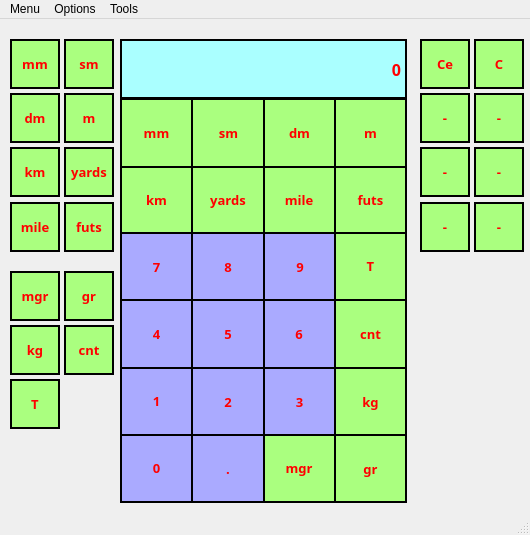
First picture: the form in Multifunctional calculator/converter.ui, repository PavelRudenya730501/Project, before the edit.
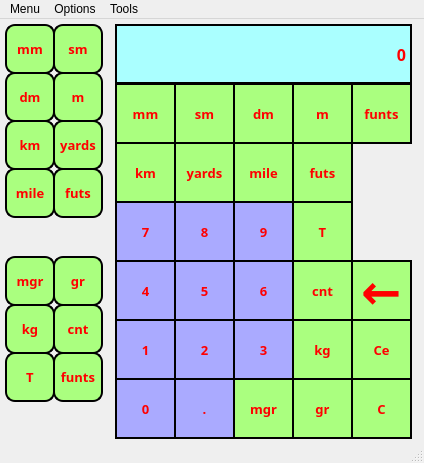
Second picture: the form after the edit.

```diff
--- a/Multifunctional calculator/converter.ui
+++ b/Multifunctional calculator/converter.ui
@@ -6,8 +6,8 @@
    <rect>
     <x>0</x>
     <y>0</y>
-    <width>530</width>
-    <height>535</height>
+    <width>424</width>
+    <height>463</height>
    </rect>
   </property>
   <property name="windowTitle">
@@ -17,10 +17,10 @@
    <widget class="QPushButton" name="pushButton_8">
     <property name="geometry">
      <rect>
-      <x>191</x>
-      <y>213</y>
-      <width>74</width>
-      <height>70</height>
+      <x>174</x>
+      <y>182</y>
+      <width>61</width>
+      <height>61</height>
      </rect>
     </property>
     <property name="sizePolicy">
@@ -49,10 +49,10 @@
    <widget class="QPushButton" name="miligram">
     <property name="geometry">
      <rect>
-      <x>262</x>
-      <y>414</y>
-      <width>74</width>
-      <height>70</height>
+      <x>233</x>
+      <y>359</y>
+      <width>61</width>
+      <height>61</height>
      </rect>
     </property>
     <property name="sizePolicy">
@@ -81,10 +81,10 @@
    <widget class="QPushButton" name="pushButton_0">
     <property name="geometry">
      <rect>
-      <x>120</x>
-      <y>414</y>
-      <width>73</width>
-      <height>70</height>
+      <x>115</x>
+      <y>359</y>
+      <width>61</width>
+      <height>61</height>
      </rect>
     </property>
     <property name="sizePolicy">
@@ -113,10 +113,10 @@
    <widget class="QPushButton" name="pushButton_9">
     <property name="geometry">
      <rect>
-      <x>263</x>
-      <y>213</y>
-      <width>74</width>
-      <height>70</height>
+      <x>233</x>
+      <y>182</y>
+      <width>61</width>
+      <height>61</height>
      </rect>
     </property>
     <property name="sizePolicy">
@@ -145,10 +145,10 @@
    <widget class="QPushButton" name="pushButton_1">
     <property name="geometry">
      <rect>
-      <x>120</x>
-      <y>347</y>
-      <width>73</width>
-      <height>70</height>
+      <x>115</x>
+      <y>300</y>
+      <width>61</width>
+      <height>61</height>
      </rect>
     </property>
     <property name="sizePolicy">
@@ -177,10 +177,10 @@
    <widget class="QPushButton" name="miles">
     <property name="geometry">
      <rect>
-      <x>262</x>
-      <y>147</y>
-      <width>74</width>
-      <height>68</height>
+      <x>233</x>
+      <y>123</y>
+      <width>61</width>
+      <height>61</height>
      </rect>
     </property>
     <property name="sizePolicy">
@@ -209,9 +209,9 @@
    <widget class="QLabel" name="label">
     <property name="geometry">
      <rect>
-      <x>120</x>
-      <y>20</y>
-      <width>287</width>
+      <x>115</x>
+      <y>5</y>
+      <width>297</width>
       <height>60</height>
      </rect>
     </property>
@@ -244,10 +244,10 @@
    <widget class="QPushButton" name="pushButton_6">
     <property name="geometry">
      <rect>
-      <x>262</x>
-      <y>280</y>
-      <width>74</width>
-      <height>70</height>
+      <x>233</x>
+      <y>241</y>
+      <width>61</width>
+      <height>61</height>
      </rect>
     </property>
     <property name="sizePolicy">
@@ -276,10 +276,10 @@
    <widget class="QPushButton" name="meters">
     <property name="geometry">
      <rect>
-      <x>334</x>
-      <y>79</y>
-      <width>73</width>
-      <height>70</height>
+      <x>292</x>
+      <y>64</y>
+      <width>61</width>
+      <height>61</height>
      </rect>
     </property>
     <property name="sizePolicy">
@@ -308,10 +308,10 @@
    <widget class="QPushButton" name="gram">
     <property name="geometry">
      <rect>
-      <x>334</x>
-      <y>415</y>
-      <width>73</width>
-      <height>69</height>
+      <x>292</x>
+      <y>359</y>
+      <width>61</width>
+      <height>61</height>
      </rect>
     </property>
     <property name="sizePolicy">
@@ -340,10 +340,10 @@
    <widget class="QPushButton" name="smeters">
     <property name="geometry">
      <rect>
-      <x>191</x>
-      <y>79</y>
-      <width>75</width>
-      <height>70</height>
+      <x>174</x>
+      <y>64</y>
+      <width>61</width>
+      <height>61</height>
      </rect>
     </property>
     <property name="sizePolicy">
@@ -372,10 +372,10 @@
    <widget class="QPushButton" name="kilometers">
     <property name="geometry">
      <rect>
-      <x>120</x>
-      <y>146</y>
-      <width>73</width>
-      <height>70</height>
+      <x>115</x>
+      <y>123</y>
+      <width>61</width>
+      <height>61</height>
      </rect>
     </property>
     <property name="sizePolicy">
@@ -404,10 +404,10 @@
    <widget class="QPushButton" name="centner">
     <property name="geometry">
      <rect>
-      <x>334</x>
-      <y>280</y>
-      <width>73</width>
-      <height>70</height>
+      <x>292</x>
+      <y>241</y>
+      <width>61</width>
+      <height>61</height>
      </rect>
     </property>
     <property name="sizePolicy">
@@ -436,10 +436,10 @@
    <widget class="QPushButton" name="tona">
     <property name="geometry">
      <rect>
-      <x>334</x>
-      <y>212</y>
-      <width>73</width>
-      <height>70</height>
+      <x>292</x>
+      <y>182</y>
+      <width>61</width>
+      <height>61</height>
      </rect>
     </property>
     <property name="sizePolicy">
@@ -468,10 +468,10 @@
    <widget class="QPushButton" name="futs">
     <property name="geometry">
      <rect>
-      <x>334</x>
-      <y>147</y>
-      <width>73</width>
-      <height>68</height>
+      <x>292</x>
+      <y>123</y>
+      <width>61</width>
+      <height>61</height>
      </rect>
     </property>
     <property name="sizePolicy">
@@ -500,10 +500,10 @@
    <widget class="QPushButton" name="pushButton_5">
     <property name="geometry">
      <rect>
-      <x>191</x>
-      <y>280</y>
-      <width>74</width>
-      <height>70</height>
+      <x>174</x>
+      <y>241</y>
+      <width>61</width>
+      <height>61</height>
      </rect>
     </property>
     <property name="sizePolicy">
@@ -532,10 +532,10 @@
    <widget class="QPushButton" name="decimeters">
     <property name="geometry">
      <rect>
-      <x>263</x>
-      <y>79</y>
-      <width>73</width>
-      <height>70</height>
+      <x>233</x>
+      <y>64</y>
+      <width>61</width>
+      <height>61</height>
      </rect>
     </property>
     <property name="sizePolicy">
@@ -564,10 +564,10 @@
    <widget class="QPushButton" name="milimeters">
     <property name="geometry">
      <rect>
-      <x>120</x>
-      <y>79</y>
-      <width>73</width>
-      <height>70</height>
+      <x>115</x>
+      <y>64</y>
+      <width>61</width>
+      <height>61</height>
      </rect>
     </property>
     <property name="sizePolicy">
@@ -596,10 +596,10 @@
    <widget class="QPushButton" name="pushButton_7">
     <property name="geometry">
      <rect>
-      <x>120</x>
-      <y>213</y>
-      <width>73</width>
-      <height>70</height>
+      <x>115</x>
+      <y>182</y>
+      <width>61</width>
+      <height>61</height>
      </rect>
     </property>
     <property name="sizePolicy">
@@ -628,10 +628,10 @@
    <widget class="QPushButton" name="pushButton_2">
     <property name="geometry">
      <rect>
-      <x>191</x>
-      <y>348</y>
-      <width>74</width>
-      <height>69</height>
+      <x>174</x>
+      <y>300</y>
+      <width>61</width>
+      <height>61</height>
      </rect>
     </property>
     <property name="sizePolicy">
@@ -660,10 +660,10 @@
    <widget class="QPushButton" name="dot">
     <property name="geometry">
      <rect>
-      <x>191</x>
-      <y>415</y>
-      <width>74</width>
-      <height>69</height>
+      <x>174</x>
+      <y>359</y>
+      <width>61</width>
+      <height>61</height>
      </rect>
     </property>
     <property name="sizePolicy">
@@ -692,10 +692,10 @@
    <widget class="QPushButton" name="yards">
     <property name="geometry">
      <rect>
-      <x>191</x>
-      <y>147</y>
-      <width>74</width>
-      <height>68</height>
+      <x>174</x>
+      <y>123</y>
+      <width>61</width>
+      <height>61</height>
      </rect>
     </property>
     <property name="sizePolicy">
@@ -724,10 +724,10 @@
    <widget class="QPushButton" name="kilogram">
     <property name="geometry">
      <rect>
-      <x>334</x>
-      <y>348</y>
-      <width>73</width>
-      <height>69</height>
+      <x>292</x>
+      <y>300</y>
+      <width>61</width>
+      <height>61</height>
      </rect>
     </property>
     <property name="sizePolicy">
@@ -756,10 +756,10 @@
    <widget class="QPushButton" name="pushButton_3">
     <property name="geometry">
      <rect>
-      <x>263</x>
-      <y>348</y>
-      <width>73</width>
-      <height>69</height>
+      <x>233</x>
+      <y>300</y>
+      <width>61</width>
+      <height>61</height>
      </rect>
     </property>
     <property name="sizePolicy">
@@ -788,10 +788,10 @@
    <widget class="QPushButton" name="pushButton_4">
     <property name="geometry">
      <rect>
-      <x>120</x>
-      <y>280</y>
-      <width>73</width>
-      <height>70</height>
+      <x>115</x>
+      <y>241</y>
+      <width>61</width>
+      <height>61</height>
      </rect>
     </property>
     <property name="sizePolicy">
@@ -820,8 +820,8 @@
    <widget class="QPushButton" name="mm_bar">
     <property name="geometry">
      <rect>
-      <x>10</x>
-      <y>20</y>
+      <x>5</x>
+      <y>5</y>
       <width>50</width>
       <height>50</height>
      </rect>
@@ -843,7 +843,8 @@
     <property name="styleSheet">
      <string notr="true">color: rgb(255, 0, 0);
 border: 2px solid black;
-background-color: rgb(170, 255, 127);</string>
+background-color: rgb(170, 255, 127);
+border-radius: 10px;</string>
     </property>
     <property name="text">
      <string>mm</string>
@@ -852,8 +853,8 @@
    <widget class="QPushButton" name="sm_bar">
     <property name="geometry">
      <rect>
-      <x>64</x>
-      <y>20</y>
+      <x>53</x>
+      <y>5</y>
       <width>50</width>
       <height>50</height>
      </rect>
@@ -875,7 +876,8 @@
     <property name="styleSheet">
      <string notr="true">color: rgb(255, 0, 0);
 border: 2px solid black;
-background-color: rgb(170, 255, 127);</string>
+background-color: rgb(170, 255, 127);
+border-radius: 10px;</string>
     </property>
     <property name="text">
      <string>sm</string>
@@ -884,8 +886,8 @@
    <widget class="QPushButton" name="met_bar">
     <property name="geometry">
      <rect>
-      <x>64</x>
-      <y>74</y>
+      <x>53</x>
+      <y>53</y>
       <width>50</width>
       <height>50</height>
      </rect>
@@ -907,7 +909,8 @@
     <property name="styleSheet">
      <string notr="true">color: rgb(255, 0, 0);
 border: 2px solid black;
-background-color: rgb(170, 255, 127);</string>
+background-color: rgb(170, 255, 127);
+border-radius: 10px;</string>
     </property>
     <property name="text">
      <string>m</string>
@@ -916,8 +919,8 @@
    <widget class="QPushButton" name="dm_bar">
     <property name="geometry">
      <rect>
-      <x>10</x>
-      <y>74</y>
+      <x>5</x>
+      <y>53</y>
       <width>50</width>
       <height>50</height>
      </rect>
@@ -939,7 +942,8 @@
     <property name="styleSheet">
      <string notr="true">color: rgb(255, 0, 0);
 border: 2px solid black;
-background-color: rgb(170, 255, 127);</string>
+background-color: rgb(170, 255, 127);
+border-radius: 10px;</string>
     </property>
     <property name="text">
      <string>dm</string>
@@ -948,8 +952,8 @@
    <widget class="QPushButton" name="km_bar">
     <property name="geometry">
      <rect>
-      <x>10</x>
-      <y>128</y>
+      <x>5</x>
+      <y>101</y>
       <width>50</width>
       <height>50</height>
      </rect>
@@ -971,7 +975,8 @@
     <property name="styleSheet">
      <string notr="true">color: rgb(255, 0, 0);
 border: 2px solid black;
-background-color: rgb(170, 255, 127);</string>
+background-color: rgb(170, 255, 127);
+border-radius: 10px;</string>
     </property>
     <property name="text">
      <string>km</string>
@@ -980,8 +985,8 @@
    <widget class="QPushButton" name="yard_bar">
     <property name="geometry">
      <rect>
-      <x>64</x>
-      <y>128</y>
+      <x>53</x>
+      <y>101</y>
       <width>50</width>
       <height>50</height>
      </rect>
@@ -1003,7 +1008,8 @@
     <property name="styleSheet">
      <string notr="true">color: rgb(255, 0, 0);
 border: 2px solid black;
-background-color: rgb(170, 255, 127);</string>
+background-color: rgb(170, 255, 127);
+border-radius: 10px;</string>
     </property>
     <property name="text">
      <string>yards</string>
@@ -1012,8 +1018,8 @@
    <widget class="QPushButton" name="mile_bar">
     <property name="geometry">
      <rect>
-      <x>10</x>
-      <y>183</y>
+      <x>5</x>
+      <y>149</y>
       <width>50</width>
       <height>50</height>
      </rect>
@@ -1035,7 +1041,8 @@
     <property name="styleSheet">
      <string notr="true">color: rgb(255, 0, 0);
 border: 2px solid black;
-background-color: rgb(170, 255, 127);</string>
+background-color: rgb(170, 255, 127);
+border-radius: 10px;</string>
     </property>
     <property name="text">
      <string>mile</string>
@@ -1044,8 +1051,8 @@
    <widget class="QPushButton" name="fut_bar">
     <property name="geometry">
      <rect>
-      <x>64</x>
-      <y>183</y>
+      <x>53</x>
+      <y>149</y>
       <width>50</width>
       <height>50</height>
      </rect>
@@ -1067,7 +1074,8 @@
     <property name="styleSheet">
      <string notr="true">color: rgb(255, 0, 0);
 border: 2px solid black;
-background-color: rgb(170, 255, 127);</string>
+background-color: rgb(170, 255, 127);
+border-radius: 10px;</string>
     </property>
     <property name="text">
      <string>futs</string>
@@ -1076,8 +1084,8 @@
    <widget class="QPushButton" name="cnt_bar">
     <property name="geometry">
      <rect>
-      <x>64</x>
-      <y>306</y>
+      <x>53</x>
+      <y>285</y>
       <width>50</width>
       <height>50</height>
      </rect>
@@ -1099,7 +1107,8 @@
     <property name="styleSheet">
      <string notr="true">color: rgb(255, 0, 0);
 border: 2px solid black;
-background-color: rgb(170, 255, 127);</string>
+background-color: rgb(170, 255, 127);
+border-radius: 10px;</string>
     </property>
     <property name="text">
      <string>cnt</string>
@@ -1108,8 +1117,8 @@
    <widget class="QPushButton" name="mgr_bar">
     <property name="geometry">
      <rect>
-      <x>10</x>
-      <y>252</y>
+      <x>5</x>
+      <y>237</y>
       <width>50</width>
       <height>50</height>
      </rect>
@@ -1131,7 +1140,8 @@
     <property name="styleSheet">
      <string notr="true">color: rgb(255, 0, 0);
 border: 2px solid black;
-background-color: rgb(170, 255, 127);</string>
+background-color: rgb(170, 255, 127);
+border-radius: 10px;</string>
     </property>
     <property name="text">
      <string>mgr</string>
@@ -1140,8 +1150,8 @@
    <widget class="QPushButton" name="kg_bar">
     <property name="geometry">
      <rect>
-      <x>10</x>
-      <y>306</y>
+      <x>5</x>
+      <y>285</y>
       <width>50</width>
       <height>50</height>
      </rect>
@@ -1163,7 +1173,8 @@
     <property name="styleSheet">
      <string notr="true">color: rgb(255, 0, 0);
 border: 2px solid black;
-background-color: rgb(170, 255, 127);</string>
+background-color: rgb(170, 255, 127);
+border-radius: 10px;</string>
     </property>
     <property name="text">
      <string>kg</string>
@@ -1172,8 +1183,8 @@
    <widget class="QPushButton" name="gr_bar">
     <property name="geometry">
      <rect>
-      <x>64</x>
-      <y>252</y>
+      <x>53</x>
+      <y>237</y>
       <width>50</width>
       <height>50</height>
      </rect>
@@ -1195,7 +1206,8 @@
     <property name="styleSheet">
      <string notr="true">color: rgb(255, 0, 0);
 border: 2px solid black;
-background-color: rgb(170, 255, 127);</string>
+background-color: rgb(170, 255, 127);
+border-radius: 10px;</string>
     </property>
     <property name="text">
      <string>gr</string>
@@ -1204,8 +1216,8 @@
    <widget class="QPushButton" name="ton_bar">
     <property name="geometry">
      <rect>
-      <x>10</x>
-      <y>360</y>
+      <x>5</x>
+      <y>333</y>
       <width>50</width>
       <height>50</height>
      </rect>
@@ -1227,147 +1239,20 @@
     <property name="styleSheet">
      <string notr="true">color: rgb(255, 0, 0);
 border: 2px solid black;
-background-color: rgb(170, 255, 127);</string>
+background-color: rgb(170, 255, 127);
+border-radius: 10px;</string>
     </property>
     <property name="text">
      <string>T</string>
     </property>
    </widget>
-   <widget class="QPushButton" name="milimeters_16">
-    <property name="geometry">
-     <rect>
-      <x>474</x>
-      <y>183</y>
-      <width>50</width>
-      <height>50</height>
-     </rect>
-    </property>
-    <property name="sizePolicy">
-     <sizepolicy hsizetype="Fixed" vsizetype="Fixed">
-      <horstretch>0</horstretch>
-      <verstretch>0</verstretch>
-     </sizepolicy>
-    </property>
-    <property name="font">
-     <font>
-      <family>Arial Black</family>
-      <pointsize>10</pointsize>
-      <weight>75</weight>
-      <bold>true</bold>
-     </font>
-    </property>
-    <property name="styleSheet">
-     <string notr="true">color: rgb(255, 0, 0);
-border: 2px solid black;
-background-color: rgb(170, 255, 127);</string>
-    </property>
-    <property name="text">
-     <string>-</string>
-    </property>
-   </widget>
-   <widget class="QPushButton" name="milimeters_9">
-    <property name="geometry">
-     <rect>
-      <x>474</x>
-      <y>128</y>
-      <width>50</width>
-      <height>50</height>
-     </rect>
-    </property>
-    <property name="sizePolicy">
-     <sizepolicy hsizetype="Fixed" vsizetype="Fixed">
-      <horstretch>0</horstretch>
-      <verstretch>0</verstretch>
-     </sizepolicy>
-    </property>
-    <property name="font">
-     <font>
-      <family>Arial Black</family>
-      <pointsize>10</pointsize>
-      <weight>75</weight>
-      <bold>true</bold>
-     </font>
-    </property>
-    <property name="styleSheet">
-     <string notr="true">color: rgb(255, 0, 0);
-border: 2px solid black;
-background-color: rgb(170, 255, 127);</string>
-    </property>
-    <property name="text">
-     <string>-</string>
-    </property>
-   </widget>
-   <widget class="QPushButton" name="milimeters_17">
-    <property name="geometry">
-     <rect>
-      <x>420</x>
-      <y>183</y>
-      <width>50</width>
-      <height>50</height>
-     </rect>
-    </property>
-    <property name="sizePolicy">
-     <sizepolicy hsizetype="Fixed" vsizetype="Fixed">
-      <horstretch>0</horstretch>
-      <verstretch>0</verstretch>
-     </sizepolicy>
-    </property>
-    <property name="font">
-     <font>
-      <family>Arial Black</family>
-      <pointsize>10</pointsize>
-      <weight>75</weight>
-      <bold>true</bold>
-     </font>
-    </property>
-    <property name="styleSheet">
-     <string notr="true">color: rgb(255, 0, 0);
-border: 2px solid black;
-background-color: rgb(170, 255, 127);</string>
-    </property>
-    <property name="text">
-     <string>-</string>
-    </property>
-   </widget>
-   <widget class="QPushButton" name="milimeters_18">
-    <property name="geometry">
-     <rect>
-      <x>474</x>
-      <y>74</y>
-      <width>50</width>
-      <height>50</height>
-     </rect>
-    </property>
-    <property name="sizePolicy">
-     <sizepolicy hsizetype="Fixed" vsizetype="Fixed">
-      <horstretch>0</horstretch>
-      <verstretch>0</verstretch>
-     </sizepolicy>
-    </property>
-    <property name="font">
-     <font>
-      <family>Arial Black</family>
-      <pointsize>10</pointsize>
-      <weight>75</weight>
-      <bold>true</bold>
-     </font>
-    </property>
-    <property name="styleSheet">
-     <string notr="true">color: rgb(255, 0, 0);
-border: 2px solid black;
-background-color: rgb(170, 255, 127);</string>
-    </property>
-    <property name="text">
-     <string>-</string>
-    </property>
-   </widget>
    <widget class="QPushButton" name="clear_bar">
     <property name="geometry">
      <rect>
-      <x>420</x>
-      <y>20</y>
-      <width>50</width>
-      <height>50</height>
+      <x>351</x>
+      <y>300</y>
+      <width>61</width>
+      <height>61</height>
      </rect>
     </property>
     <property name="sizePolicy">
@@ -1393,45 +1278,13 @@
      <string>Ce</string>
     </property>
    </widget>
-   <widget class="QPushButton" name="milimeters_20">
-    <property name="geometry">
-     <rect>
-      <x>420</x>
-      <y>74</y>
-      <width>50</width>
-      <height>50</height>
-     </rect>
-    </property>
-    <property name="sizePolicy">
-     <sizepolicy hsizetype="Fixed" vsizetype="Fixed">
-      <horstretch>0</horstretch>
-      <verstretch>0</verstretch>
-     </sizepolicy>
-    </property>
-    <property name="font">
-     <font>
-      <family>Arial Black</family>
-      <pointsize>10</pointsize>
-      <weight>75</weight>
-      <bold>true</bold>
-     </font>
-    </property>
-    <property name="styleSheet">
-     <string notr="true">color: rgb(255, 0, 0);
-border: 2px solid black;
-background-color: rgb(170, 255, 127);</string>
-    </property>
-    <property name="text">
-     <string>-</string>
-    </property>
-   </widget>
    <widget class="QPushButton" name="clear_all_bar">
     <property name="geometry">
      <rect>
-      <x>474</x>
-      <y>20</y>
-      <width>50</width>
-      <height>50</height>
+      <x>351</x>
+      <y>359</y>
+      <width>61</width>
+      <height>61</height>
      </rect>
     </property>
     <property name="sizePolicy">
@@ -1460,8 +1313,8 @@
    <widget class="QPushButton" name="milimeters_22">
     <property name="geometry">
      <rect>
-      <x>420</x>
-      <y>128</y>
+      <x>53</x>
+      <y>333</y>
       <width>50</width>
       <height>50</height>
      </rect>
@@ -1483,10 +1336,75 @@
     <property name="styleSheet">
      <string notr="true">color: rgb(255, 0, 0);
 border: 2px solid black;
+background-color: rgb(170, 255, 127);
+border-radius: 10px;</string>
+    </property>
+    <property name="text">
+     <string>funts</string>
+    </property>
+   </widget>
+   <widget class="QPushButton" name="funts">
+    <property name="geometry">
+     <rect>
+      <x>351</x>
+      <y>64</y>
+      <width>61</width>
+      <height>61</height>
+     </rect>
+    </property>
+    <property name="sizePolicy">
+     <sizepolicy hsizetype="Fixed" vsizetype="Fixed">
+      <horstretch>0</horstretch>
+      <verstretch>0</verstretch>
+     </sizepolicy>
+    </property>
+    <property name="font">
+     <font>
+      <family>Arial Black</family>
+      <pointsize>10</pointsize>
+      <weight>75</weight>
+      <bold>true</bold>
+     </font>
+    </property>
+    <property name="styleSheet">
+     <string notr="true">color: rgb(255, 0, 0);
+border: 2px solid black;
 background-color: rgb(170, 255, 127);</string>
     </property>
     <property name="text">
-     <string>-</string>
+     <string>funts</string>
+    </property>
+   </widget>
+   <widget class="QPushButton" name="backspace">
+    <property name="geometry">
+     <rect>
+      <x>351</x>
+      <y>241</y>
+      <width>61</width>
+      <height>61</height>
+     </rect>
+    </property>
+    <property name="sizePolicy">
+     <sizepolicy hsizetype="Fixed" vsizetype="Fixed">
+      <horstretch>0</horstretch>
+      <verstretch>0</verstretch>
+     </sizepolicy>
+    </property>
+    <property name="font">
+     <font>
+      <family>Arial Black</family>
+      <pointsize>36</pointsize>
+      <weight>75</weight>
+      <bold>true</bold>
+     </font>
+    </property>
+    <property name="styleSheet">
+     <string notr="true">color: rgb(255, 0, 0);
+border: 2px solid black;
+background-color: rgb(170, 255, 127);</string>
+    </property>
+    <property name="text">
+     <string>←</string>
     </property>
    </widget>
   </widget>
@@ -1495,8 +1413,8 @@
     <rect>
      <x>0</x>
      <y>0</y>
-     <width>530</width>
-     <height>21</height>
+     <width>424</width>
+     <height>20</height>
     </rect>
    </property>
    <widget class="QMenu" name="menuStage_1_standart">
```
Left out of the diff: 44 changed lines with no effect on the pictures.
